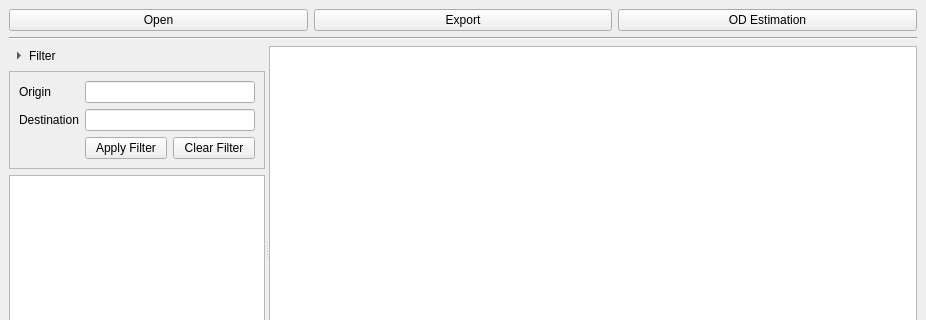
Qt form jodeln/gui/mainwindow.ui (mdeamico/jodeln) before a commit; both pictures show x 0 to 926 and y 0 to 320 of the 926 by 483 pixel window.
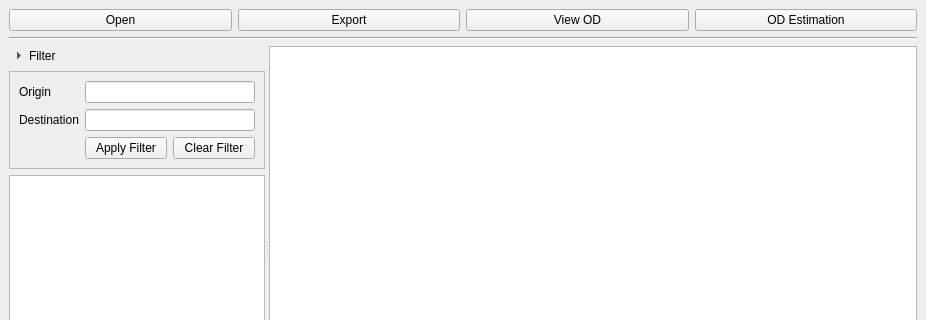
The same form after that commit. Custom widgets are drawn as their Qt base class.

What changed in the file:
```diff
--- a/jodeln/gui/mainwindow.ui
+++ b/jodeln/gui/mainwindow.ui
@@ -52,6 +52,13 @@
         </property>
        </widget>
       </item>
+      <item>
+       <widget class="QPushButton" name="pbODView">
+        <property name="text">
+         <string>View OD</string>
+        </property>
+       </widget>
+      </item>
       <item>
        <widget class="QPushButton" name="pbShowODEstimation">
         <property name="text">
```
